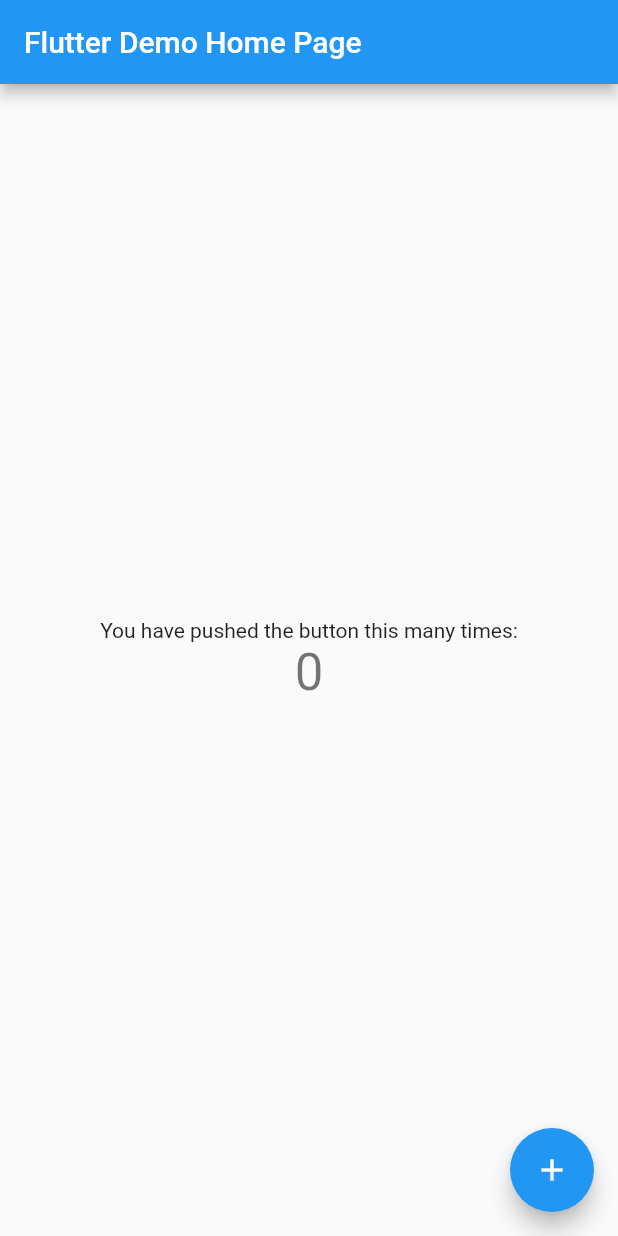
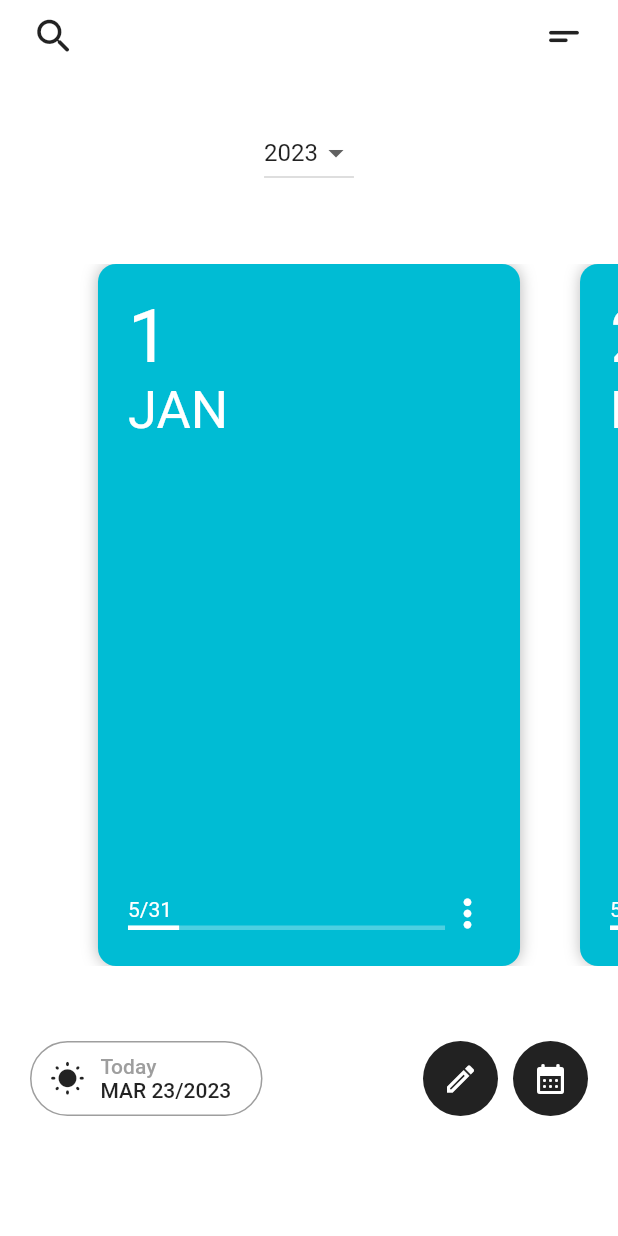
Before and after one commit to bingba2022/diary_app, a Flutter app: the screen it shows after launch, on a phone screen of 412 x 824 dp. Run offline on Flutter 3.47's test engine with Material 2 defaults, Android fonts, the phone set to English and light mode, and no system bars.

Commit message:
Added front and back view of home page

```diff
--- /dev/null
+++ b/lib/constants.dart
@@ -0,0 +1,14 @@
+const months = {
+  1: {'JAN': 31}, // month No : {month : days in month}
+  2: {'FEB': 28},
+  3: {'MAR': 31},
+  4: {'APR': 30},
+  5: {'MAY': 31},
+  6: {'JUN': 30},
+  7: {'JUL': 31},
+  8: {'AUG': 31},
+  9: {'SEP': 30},
+  10: {'OCT': 31},
+  11: {'NOV': 30},
+  12: {'DEC': 31},
+};
--- /dev/null
+++ b/lib/home_page.dart
@@ -0,0 +1,180 @@
+import 'package:diary_app/widgets/front_view.dart';
+import 'package:flutter/material.dart';
+
+class HomePage extends StatefulWidget {
+  const HomePage({super.key});
+
+  @override
+  State<HomePage> createState() => _HomePageState();
+}
+
+class _HomePageState extends State<HomePage> {
+  @override
+  Widget build(BuildContext context) {
+    return Scaffold(
+      // os 인터페이스에 가려지지 않도록
+      body: SafeArea(
+        child: Column(
+          children: [
+            // search and menu
+            Padding(
+              // 찾기 아이콘이랑 메뉴 아이콘의 양쪽 화면 갭을 맞춰줌
+              padding: const EdgeInsets.symmetric(horizontal: 12.0),
+              child: Row(
+                mainAxisAlignment: MainAxisAlignment.spaceBetween,
+                children: [
+                  IconButton(
+                    onPressed: () {},
+                    iconSize: 30.0,
+                    icon: const Icon(
+                      Icons.search_rounded,
+                    ),
+                  ),
+                  IconButton(
+                    onPressed: () {},
+                    iconSize: 30.0,
+                    icon: const Icon(
+                      Icons.short_text_rounded,
+                    ),
+                  )
+                ],
+              ),
+            ),
+            const SizedBox(
+              height: 30.0,
+            ),
+
+            // year selector
+            DropdownButton(
+              value: '2023',
+              items: const [
+                DropdownMenuItem(
+                  value: '2023',
+                  child: Text('2023'),
+                )
+              ],
+              onChanged: (value) {},
+            ),
+            const SizedBox(
+              height: 30.0,
+            ),
+
+            // month cards
+            Expanded(
+              child: Container(
+                // color: Colors.grey.shade300,
+                // 회색 컨테이너와 파랑색 달력 카드 위아래 갭
+                padding: const EdgeInsets.symmetric(vertical: 20.0),
+                child: PageView.builder(
+                  controller: PageController(
+                    initialPage: 0,
+                    viewportFraction: 0.78, // 좌우 여백에 이전이나 다음 페이지를 보이게 함
+                  ),
+                  scrollDirection: Axis.horizontal,
+                  itemCount: 12, // 12 months
+                  itemBuilder: (_, index) => FrontView(
+                    monthIndex: index + 1,
+                  ),
+                ),
+              ),
+            ),
+            const SizedBox(
+              height: 30.0,
+            ),
+
+            // action buttons
+            Padding(
+              // 버튼 있는 줄을 패딩으로 감싸서 양쪽 화면 갭의 비율을 맞춰줌
+              padding: const EdgeInsets.symmetric(horizontal: 20.0),
+              child: Row(
+                children: [
+                  // Today chip
+                  Container(
+                    width: 155.0,
+                    height: 50.0,
+                    padding: const EdgeInsets.symmetric(
+                      horizontal: 12.0,
+                    ),
+                    decoration: BoxDecoration(
+                      border: Border.all(
+                        color: Colors.grey,
+                      ),
+                      borderRadius: BorderRadius.circular(25.0),
+                    ),
+                    alignment: Alignment.center,
+                    child: Row(
+                      children: [
+                        // sun icon
+                        const Icon(Icons.wb_sunny_rounded),
+                        const SizedBox(
+                          width: 10.0,
+                        ),
+
+                        // today details (date, month)
+                        Expanded(
+                            child: Column(
+                          crossAxisAlignment: CrossAxisAlignment.start,
+                          mainAxisAlignment: MainAxisAlignment.center,
+                          children: const [
+                            Text(
+                              'Today',
+                              style: TextStyle(
+                                color: Colors.grey,
+                                fontWeight: FontWeight.w500,
+                              ),
+                            ),
+                            Text(
+                              'MAR 23/2023',
+                              style: TextStyle(
+                                fontWeight: FontWeight.w500,
+                              ),
+                            ),
+                          ],
+                        ))
+                      ],
+                    ),
+                  ),
+                  const Spacer(), // 공간 만들어 줌
+                  // edit button
+                  Container(
+                    width: 50.0,
+                    height: 50.0,
+                    decoration: const BoxDecoration(
+                      color: Colors.black87,
+                      shape: BoxShape.circle,
+                    ),
+                    child: const Icon(
+                      Icons.edit_outlined,
+                      color: Colors.white,
+                    ),
+                  ),
+                  const SizedBox(
+                    // 펜 아이콘이랑 달력 아이콘 사이의 갭
+                    width: 10.0,
+                  ),
+                  Container(
+                    width: 50.0,
+                    height: 50.0,
+                    decoration: const BoxDecoration(
+                      color: Colors.black87,
+                      shape: BoxShape.circle,
+                    ),
+                    child: const Icon(
+                      Icons.calendar_month_rounded,
+                      color: Colors.white,
+                    ),
+                  ),
+
+                  // calendar switch button
+                ],
+              ),
+            ),
+            const SizedBox(
+              height: 80.0,
+            ),
+          ],
+        ),
+      ),
+    );
+  }
+}
--- a/lib/main.dart
+++ b/lib/main.dart
@@ -1,115 +1,26 @@
 import 'package:flutter/material.dart';
+import 'package:flutter/services.dart'; // 상단바(회색)없애기
+import 'home_page.dart';
 
 void main() {
-  runApp(const MyApp());
+  SystemChrome.setSystemUIOverlayStyle(const SystemUiOverlayStyle(
+    statusBarColor: Colors.white, // 상단바 색상 흰색으로 덮음
+    statusBarIconBrightness: Brightness.dark, // 상단바 아이콘만 보이게 검정색으로 설정
+  ));
+  runApp(const DiaryApp());
 }
 
-class MyApp extends StatelessWidget {
-  const MyApp({super.key});
+class DiaryApp extends StatelessWidget {
+  const DiaryApp({super.key});
 
-  // This widget is the root of your application.
   @override
   Widget build(BuildContext context) {
     return MaterialApp(
-      title: 'Flutter Demo',
+      debugShowCheckedModeBanner: false,
       theme: ThemeData(
-        // This is the theme of your application.
-        //
-        // Try running your application with "flutter run". You'll see the
-        // application has a blue toolbar. Then, without quitting the app, try
-        // changing the primarySwatch below to Colors.green and then invoke
-        // "hot reload" (press "r" in the console where you ran "flutter run",
-        // or simply save your changes to "hot reload" in a Flutter IDE).
-        // Notice that the counter didn't reset back to zero; the application
-        // is not restarted.
-        primarySwatch: Colors.blue,
+        scaffoldBackgroundColor: Colors.white,
       ),
-      home: const MyHomePage(title: 'Flutter Demo Home Page'),
+      home: const HomePage(),
     );
   }
 }
-
-class MyHomePage extends StatefulWidget {
-  const MyHomePage({super.key, required this.title});
-
-  // This widget is the home page of your application. It is stateful, meaning
-  // that it has a State object (defined below) that contains fields that affect
-  // how it looks.
-
-  // This class is the configuration for the state. It holds the values (in this
-  // case the title) provided by the parent (in this case the App widget) and
-  // used by the build method of the State. Fields in a Widget subclass are
-  // always marked "final".
-
-  final String title;
-
-  @override
-  State<MyHomePage> createState() => _MyHomePageState();
-}
-
-class _MyHomePageState extends State<MyHomePage> {
-  int _counter = 0;
-
-  void _incrementCounter() {
-    setState(() {
-      // This call to setState tells the Flutter framework that something has
-      // changed in this State, which causes it to rerun the build method below
-      // so that the display can reflect the updated values. If we changed
-      // _counter without calling setState(), then the build method would not be
-      // called again, and so nothing would appear to happen.
-      _counter++;
-    });
-  }
-
-  @override
-  Widget build(BuildContext context) {
-    // This method is rerun every time setState is called, for instance as done
-    // by the _incrementCounter method above.
-    //
-    // The Flutter framework has been optimized to make rerunning build methods
-    // fast, so that you can just rebuild anything that needs updating rather
-    // than having to individually change instances of widgets.
-    return Scaffold(
-      appBar: AppBar(
-        // Here we take the value from the MyHomePage object that was created by
-        // the App.build method, and use it to set our appbar title.
-        title: Text(widget.title),
-      ),
-      body: Center(
-        // Center is a layout widget. It takes a single child and positions it
-        // in the middle of the parent.
-        child: Column(
-          // Column is also a layout widget. It takes a list of children and
-          // arranges them vertically. By default, it sizes itself to fit its
-          // children horizontally, and tries to be as tall as its parent.
-          //
-          // Invoke "debug painting" (press "p" in the console, choose the
-          // "Toggle Debug Paint" action from the Flutter Inspector in Android
-          // Studio, or the "Toggle Debug Paint" command in Visual Studio Code)
-          // to see the wireframe for each widget.
-          //
-          // Column has various properties to control how it sizes itself and
-          // how it positions its children. Here we use mainAxisAlignment to
-          // center the children vertically; the main axis here is the vertical
-          // axis because Columns are vertical (the cross axis would be
-          // horizontal).
-          mainAxisAlignment: MainAxisAlignment.center,
-          children: <Widget>[
-            const Text(
-              'You have pushed the button this many times:',
-            ),
-            Text(
-              '$_counter',
-              style: Theme.of(context).textTheme.headline4,
-            ),
-          ],
-        ),
-      ),
-      floatingActionButton: FloatingActionButton(
-        onPressed: _incrementCounter,
-        tooltip: 'Increment',
-        child: const Icon(Icons.add),
-      ), // This trailing comma makes auto-formatting nicer for build methods.
-    );
-  }
-}
--- /dev/null
+++ b/lib/widgets/back_view.dart
@@ -0,0 +1,69 @@
+import 'package:flutter/material.dart';
+
+class BackView extends StatelessWidget {
+  const BackView({
+    Key? key,
+  }) : super(key: key);
+
+  @override
+  Widget build(BuildContext context) {
+    return Container(
+      decoration: BoxDecoration(
+        color: Colors.white,
+        borderRadius: BorderRadius.circular(12.0),
+        boxShadow: const [
+          BoxShadow(
+            color: Colors.black26,
+            blurRadius: 8.0,
+          )
+        ],
+      ),
+      child: Padding(
+        padding: const EdgeInsets.all(20.0),
+        child: Column(
+          children: [
+            const Text(
+              '1',
+              textScaleFactor: 2.5,
+            ),
+            const SizedBox(
+              height: 5.0,
+            ),
+            const Text(
+              'JAN',
+              textScaleFactor: 2.0,
+              style: TextStyle(
+                color: Colors.grey,
+              ),
+            ),
+            const SizedBox(
+              height: 20.0,
+            ),
+
+            //dates
+            Expanded(
+              child: GridView.builder(
+                itemCount: 31,
+                gridDelegate: const SliverGridDelegateWithFixedCrossAxisCount(
+                  crossAxisCount: 7,
+                  childAspectRatio: 1 / 1,
+                  crossAxisSpacing: 8.0,
+                  mainAxisSpacing: 8.0,
+                ),
+                itemBuilder: ((_, index) => Text('${index + 1}')),
+              ),
+            ),
+            const Text(
+              'Select a date to write',
+              textScaleFactor: 0.8,
+              style: TextStyle(
+                color: Colors.grey,
+                fontWeight: FontWeight.w600,
+              ),
+            ),
+          ],
+        ),
+      ),
+    );
+  }
+}
--- /dev/null
+++ b/lib/widgets/front_view.dart
@@ -0,0 +1,92 @@
+// ignore_for_file: public_member_api_docs, sort_constructors_first
+import 'package:diary_app/constants.dart';
+import 'package:flutter/material.dart';
+
+class FrontView extends StatelessWidget {
+  final int monthIndex;
+  const FrontView({
+    Key? key,
+    required this.monthIndex,
+  }) : super(key: key);
+
+  @override
+  Widget build(BuildContext context) {
+    return Padding(
+      padding: const EdgeInsets.symmetric(horizontal: 20.0),
+      child: Container(
+        padding: const EdgeInsets.all(20.0),
+        decoration: BoxDecoration(
+          color: Colors.cyan,
+          borderRadius: BorderRadius.circular(12.0),
+          boxShadow: const [
+            BoxShadow(
+              color: Colors.black26,
+              blurRadius: 8.0,
+            )
+          ],
+        ),
+        child: Column(
+          crossAxisAlignment: CrossAxisAlignment.start,
+          children: [
+            // month numbers
+            Text(
+              '$monthIndex',
+              textScaleFactor: 3.5,
+              style: const TextStyle(
+                color: Colors.white,
+              ),
+            ),
+            Text(
+              months[monthIndex]!.keys.toList()[0],
+              textScaleFactor: 2.5,
+              style: const TextStyle(
+                color: Colors.white,
+              ),
+            ),
+            const Spacer(),
+            Row(
+              children: [
+                // progress bar
+                Expanded(
+                  child: Column(
+                    crossAxisAlignment: CrossAxisAlignment.start,
+                    children: [
+                      const Text(
+                        '5/31',
+                        style: TextStyle(
+                          color: Colors.white,
+                        ),
+                      ),
+                      const SizedBox(
+                        height: 3.0,
+                      ),
+                      Container(
+                        width: double.infinity, // 부모 위젯의 가로 길이와 같아짐
+                        height: 3.0,
+                        color: Colors.white30,
+                        child: FractionallySizedBox(
+                          //부모 위젯의 사이즈와 같아짐
+                          alignment: Alignment.centerLeft,
+                          widthFactor: 5 / 31,
+                          child: Container(
+                            color: Colors.white,
+                          ),
+                        ),
+                      ),
+                    ],
+                  ),
+                ),
+                const Icon(
+                  Icons.more_vert_rounded,
+                  color: Colors.white,
+                  size: 30.0,
+                ),
+                // option button
+              ],
+            ),
+          ],
+        ),
+      ),
+    );
+  }
+}
```
Also changed, not shown: 1 other file.
